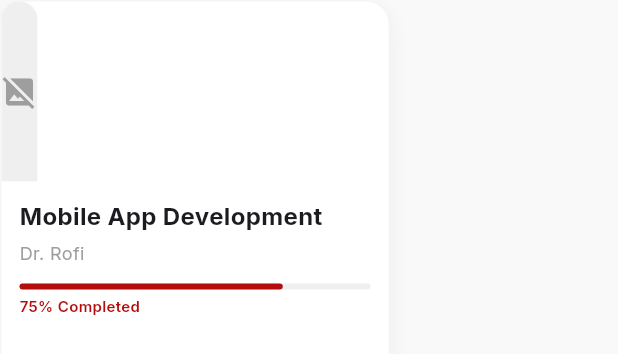
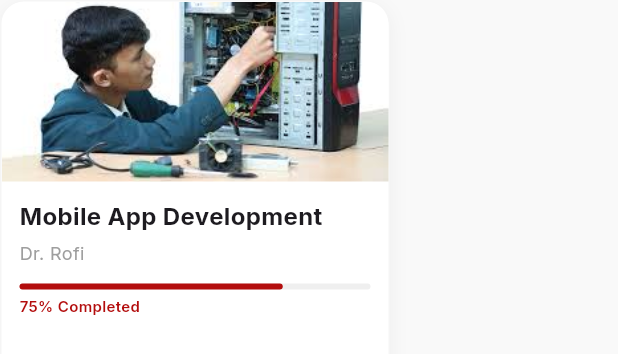
Before and after one commit to ifansyarifuddin/celoe_lms, a Flutter app: the CourseCard widget shown alone on an empty page, opened directly, on a phone screen of 412 x 824 dp. Shown: the top 354 px of the screen. Run offline on Flutter 3.47's test engine with Material 3 defaults, Android fonts, the phone set to English and light mode, and no system bars; our stand-ins replace google_fonts; network calls fail.

Commit message:
feat: use local assets for logo and course thumbnails

```diff
--- a/lib/features/courses/presentation/pages/course_list_page.dart
+++ b/lib/features/courses/presentation/pages/course_list_page.dart
@@ -68,7 +68,7 @@ class CourseListPage extends StatelessWidget {
                 title: 'Mobile App Development ${index + 1}',
                 instructor: 'Dr. Rofi',
                 progress: isCompleted ? 1.0 : 0.45,
-                imageUrl: 'https://picsum.photos/300/200?random=${index + 10}',
+                imageUrl: 'assets/images/image copy ${index % 4 == 0 ? "" : (index % 4) + 1}.png',
               ),
             ),
           ),
@@ -94,8 +94,8 @@ class CourseDetailPage extends StatelessWidget {
             backgroundColor: AppColors.primary,
             flexibleSpace: FlexibleSpaceBar(
               title: Text(courseTitle, style: const TextStyle(fontSize: 16)),
-              background: Image.network(
-                'https://picsum.photos/300/200?random=1',
+              background: Image.asset(
+                'assets/images/image.png',
                 fit: BoxFit.cover,
               ),
             ),
--- a/lib/features/home/presentation/pages/dashboard_page.dart
+++ b/lib/features/home/presentation/pages/dashboard_page.dart
@@ -88,7 +88,7 @@ class DashboardPage extends StatelessWidget {
                       title: 'Mobile App Development',
                       instructor: 'Dr. Rofi',
                       progress: 0.75,
-                      imageUrl: 'https://picsum.photos/300/200?random=1',
+                      imageUrl: 'assets/images/image.png',
                     ),
                   );
                 },
--- a/lib/features/home/presentation/widgets/course_card.dart
+++ b/lib/features/home/presentation/widgets/course_card.dart
@@ -36,18 +36,20 @@ class CourseCard extends StatelessWidget {
         children: [
           ClipRRect(
             borderRadius: const BorderRadius.vertical(top: Radius.circular(16)),
-            child: Image.network(
+            child: imageUrl.startsWith('http')
+              ? Image.network(
                   imageUrl,
                   height: 120,
                   width: double.infinity,
                   fit: BoxFit.cover,
-              errorBuilder: (context, error, stackTrace) {
-                 return Container(
+                  errorBuilder: (context, error, stackTrace) => _buildErrorWidget(),
+                )
+              : Image.asset(
+                  imageUrl,
                   height: 120,
-                   color: AppColors.secondary,
-                   child: const Icon(Icons.image_not_supported, color: Colors.grey),
-                 );
-              },
+                  width: double.infinity,
+                  fit: BoxFit.cover,
+                  errorBuilder: (context, error, stackTrace) => _buildErrorWidget(),
                 ),
           ),
           Padding(
@@ -95,4 +97,12 @@ class CourseCard extends StatelessWidget {
       ),
     );
   }
+  Widget _buildErrorWidget() {
+    return Container(
+      height: 120,
+      width: double.infinity,
+      color: AppColors.secondary,
+      child: const Icon(Icons.image_not_supported, color: Colors.grey),
+    );
   }
+}
```
Also changed, not shown: lib/features/auth/presentation/pages/splash_page.dart (+9 -4 lines), assets/images/image copy 2.png (renamed from lib/assets/image copy 2.png), assets/images/image copy 3.png (renamed from lib/assets/image copy 3.png), assets/images/image copy 4.png (renamed from lib/assets/image copy 4.png), assets/images/image copy 5.png (renamed from lib/assets/image copy 5.png), assets/images/image copy.png (renamed from lib/assets/image copy.png), assets/images/image.png (renamed from lib/assets/image.png), assets/images/login_illustration.png (deleted), assets/images/logo.png (added). Lines whose indentation alone changed are shown as unchanged.
